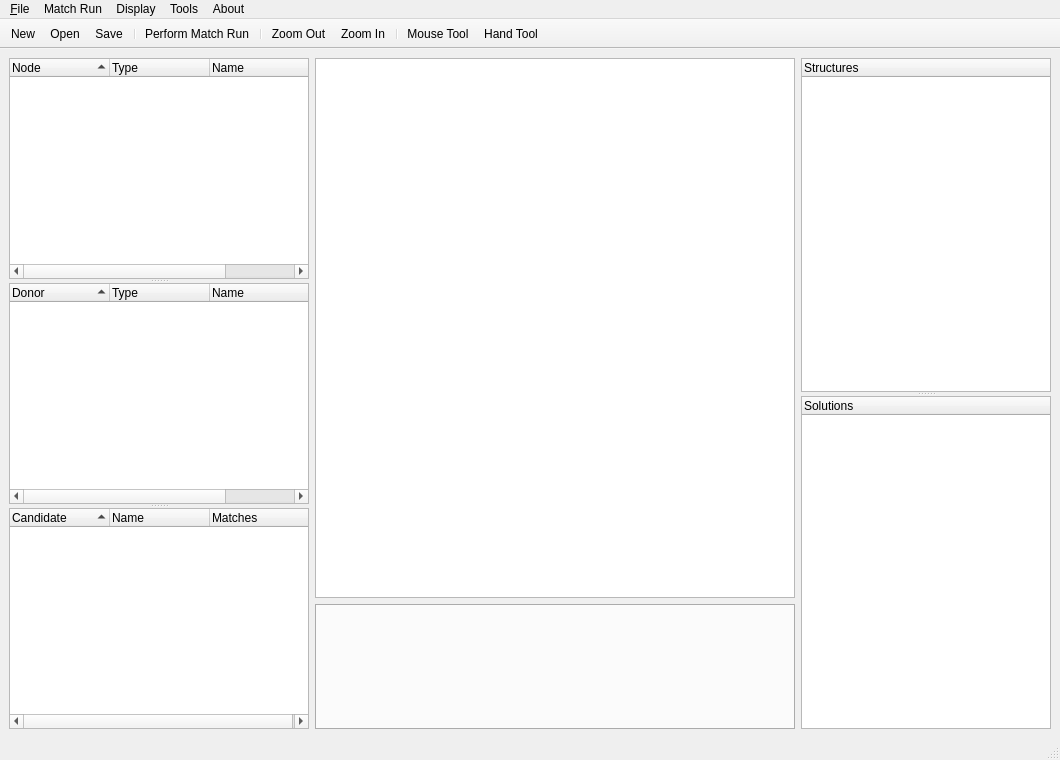
mathieubray/KPDGUI, file KPD GUI/KPDGUI.ui: the form before one commit.
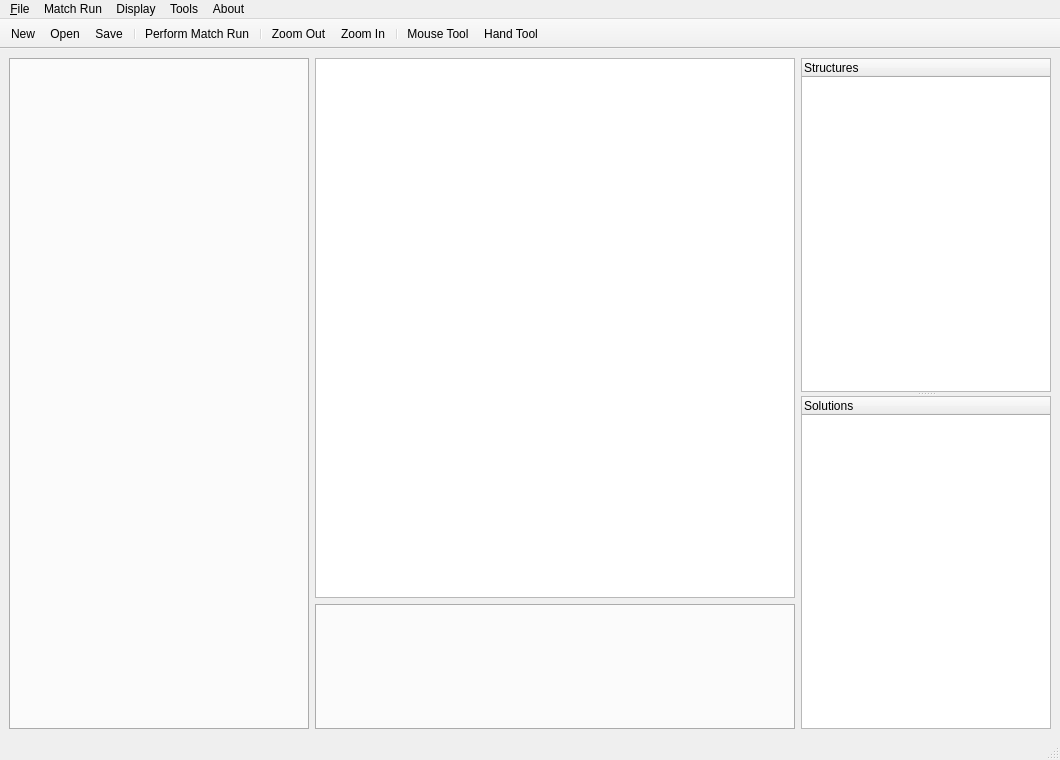
The form after the commit. Icons and pictures are not drawn. Custom widgets are drawn as their Qt base class.

Commit message: Now the donors aren't showing up for some reason?

Diff of the .ui file:
```diff
--- a/KPD GUI/KPDGUI.ui
+++ b/KPD GUI/KPDGUI.ui
@@ -41,7 +41,7 @@
         <property name="childrenCollapsible">
          <bool>false</bool>
         </property>
-        <widget class="KPDGUINodeList" name="nodeList">
+        <widget class="QTabWidget" name="nodeAndMatchWidget">
          <property name="minimumSize">
           <size>
            <width>300</width>
@@ -54,125 +54,12 @@
            <height>16777215</height>
           </size>
          </property>
-         <property name="editTriggers">
-          <set>QAbstractItemView::NoEditTriggers</set>
+         <property name="tabPosition">
+          <enum>QTabWidget::South</enum>
          </property>
-         <property name="alternatingRowColors">
-          <bool>false</bool>
+         <property name="currentIndex">
+          <number>-1</number>
          </property>
-         <property name="selectionMode">
-          <enum>QAbstractItemView::MultiSelection</enum>
-         </property>
-         <property name="sortingEnabled">
-          <bool>true</bool>
-         </property>
-         <column>
-          <property name="text">
-           <string>Node</string>
-          </property>
-         </column>
-         <column>
-          <property name="text">
-           <string>Type</string>
-          </property>
-         </column>
-         <column>
-          <property name="text">
-           <string>Name</string>
-          </property>
-         </column>
-         <column>
-          <property name="text">
-           <string>Donors</string>
-          </property>
-         </column>
-        </widget>
-        <widget class="KPDGUINodeList" name="donorList">
-         <property name="minimumSize">
-          <size>
-           <width>300</width>
-           <height>0</height>
-          </size>
-         </property>
-         <property name="maximumSize">
-          <size>
-           <width>300</width>
-           <height>16777215</height>
-          </size>
-         </property>
-         <property name="editTriggers">
-          <set>QAbstractItemView::NoEditTriggers</set>
-         </property>
-         <property name="alternatingRowColors">
-          <bool>false</bool>
-         </property>
-         <property name="selectionMode">
-          <enum>QAbstractItemView::MultiSelection</enum>
-         </property>
-         <property name="sortingEnabled">
-          <bool>true</bool>
-         </property>
-         <column>
-          <property name="text">
-           <string>Donor</string>
-          </property>
-         </column>
-         <column>
-          <property name="text">
-           <string>Type</string>
-          </property>
-         </column>
-         <column>
-          <property name="text">
-           <string>Name</string>
-          </property>
-         </column>
-         <column>
-          <property name="text">
-           <string>Matches</string>
-          </property>
-         </column>
-        </widget>
-        <widget class="KPDGUINodeList" name="candidateList">
-         <property name="minimumSize">
-          <size>
-           <width>300</width>
-           <height>0</height>
-          </size>
-         </property>
-         <property name="maximumSize">
-          <size>
-           <width>300</width>
-           <height>16777215</height>
-          </size>
-         </property>
-         <property name="editTriggers">
-          <set>QAbstractItemView::NoEditTriggers</set>
-         </property>
-         <property name="alternatingRowColors">
-          <bool>false</bool>
-         </property>
-         <property name="selectionMode">
-          <enum>QAbstractItemView::MultiSelection</enum>
-         </property>
-         <property name="sortingEnabled">
-          <bool>true</bool>
-         </property>
-         <column>
-          <property name="text">
-           <string>Candidate</string>
-          </property>
-         </column>
-         <column>
-          <property name="text">
-           <string>Name</string>
-          </property>
-         </column>
-         <column>
-          <property name="text">
-           <string>Matches</string>
-          </property>
-         </column>
         </widget>
        </widget>
       </item>
@@ -647,11 +534,6 @@
     <signal>mouseReleased()</signal>
    </slots>
   </customwidget>
-  <customwidget>
-   <class>KPDGUINodeList</class>
-   <extends>QTreeWidget</extends>
-   <header>KPDGUINodeList.h</header>
-  </customwidget>
  </customwidgets>
  <tabstops>
   <tabstop>graphicsView</tabstop>
```
Left out of the diff: 21 changed lines with no effect on the pictures. The commit also changes 18 other files.
